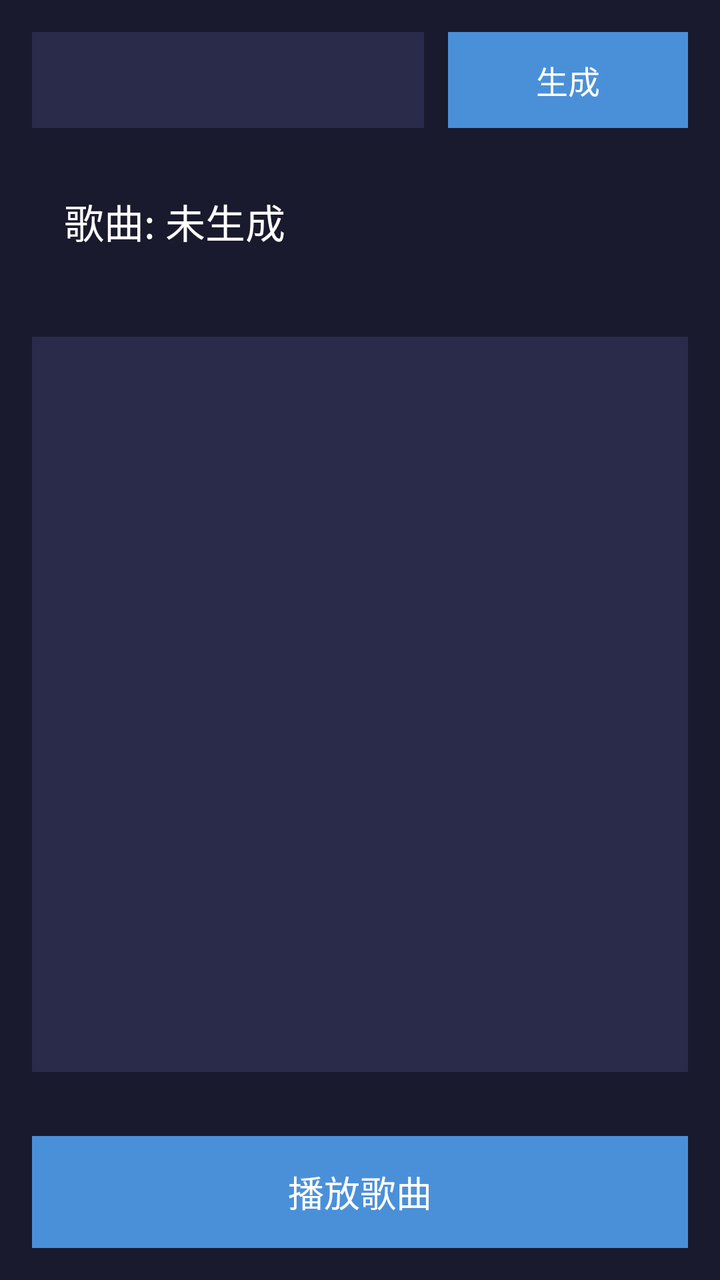
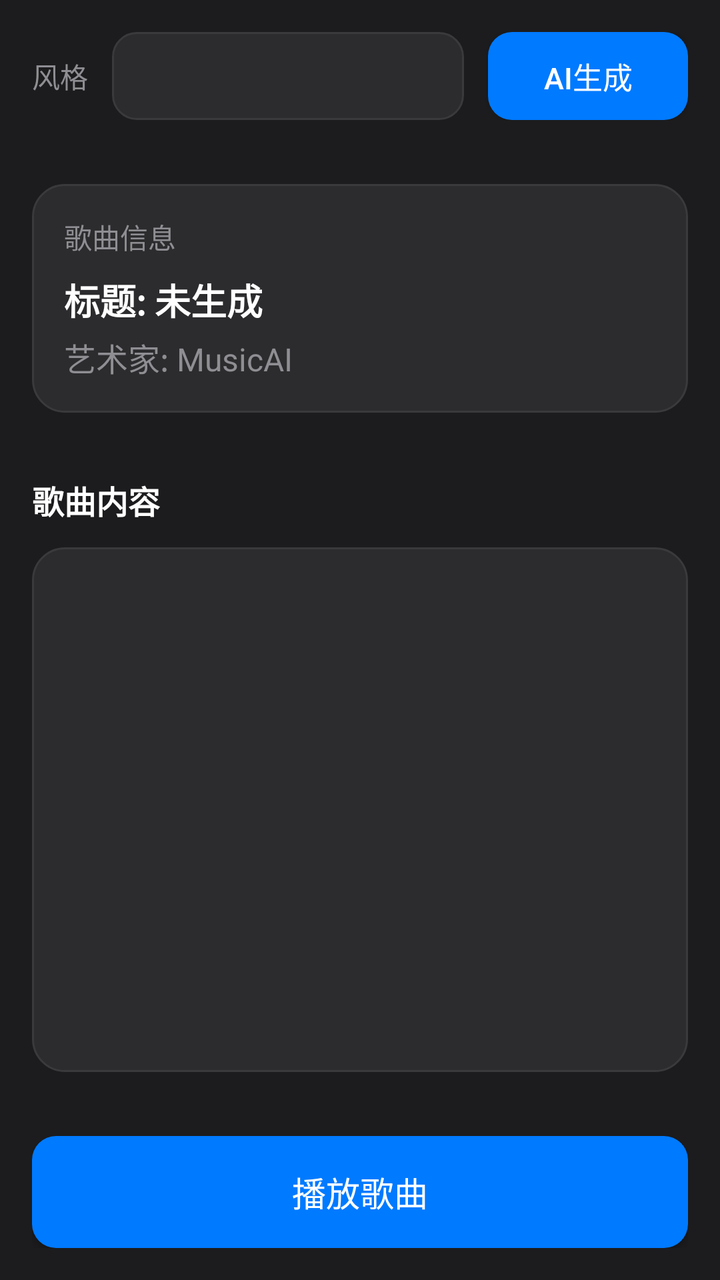

An Android layout rendered at two revisions. The XML below is the earlier revision; the diff shows what the commit changed to produce the second picture.
<!-- AndroidManifest.xml: application theme Theme.MusicAI -->
<!-- res/layout/activity_song_generator.xml -->
<?xml version="1.0" encoding="utf-8"?>
<LinearLayout xmlns:android="http://schemas.android.com/apk/res/android"
    android:layout_width="match_parent"
    android:layout_height="match_parent"
    android:orientation="vertical"
    android:background="#1a1a2e">

    <LinearLayout
        android:layout_width="match_parent"
        android:layout_height="wrap_content"
        android:orientation="horizontal"
        android:padding="16dp">

        <Spinner
            android:id="@+id/sp_style"
            android:layout_width="0dp"
            android:layout_height="48dp"
            android:layout_weight="1"
            android:background="#2a2a4a"
            android:textColor="#ffffff"/>

        <Button
            android:id="@+id/btn_generate"
            android:layout_width="120dp"
            android:layout_height="48dp"
            android:text="生成"
            android:textSize="16sp"
            android:textColor="#ffffff"
            android:background="#4a90d9"
            android:layout_marginLeft="12dp"
           />

    </LinearLayout>

    <TextView
        android:id="@+id/tv_title"
        android:layout_width="match_parent"
        android:layout_height="wrap_content"
        android:text="歌曲: 未生成"
        android:textSize="20sp"
        android:textColor="#ffffff"
        android:padding="16dp"
        android:layout_marginLeft="16dp"/>

    <TextView
        android:id="@+id/tv_artist"
        android:layout_width="match_parent"
        android:layout_height="wrap_content"
        android:text=""
        android:textSize="14sp"
        android:textColor="#aaaaaa"
        android:paddingLeft="16dp"
        android:paddingRight="16dp"
        android:paddingBottom="8dp"/>

    <ListView
        android:id="@+id/lv_song"
        android:layout_width="match_parent"
        android:layout_height="0dp"
        android:layout_weight="1"
        android:background="#2a2a4a"
        android:divider="#3a3a5a"
        android:dividerHeight="1dp"
        android:layout_marginLeft="16dp"
        android:layout_marginRight="16dp"
        android:layout_marginBottom="16dp"/>

    <ProgressBar
        android:id="@+id/progress_bar"
        android:layout_width="48dp"
        android:layout_height="48dp"
        android:layout_gravity="center"
        android:visibility="gone"
        android:layout_marginBottom="8dp"/>

    <LinearLayout
        android:layout_width="match_parent"
        android:layout_height="wrap_content"
        android:orientation="horizontal"
        android:padding="16dp">

        <Button
            android:id="@+id/btn_play"
            android:layout_width="0dp"
            android:layout_height="56dp"
            android:layout_weight="1"
            android:text="播放歌曲"
            android:textSize="18sp"
            android:textColor="#ffffff"
            android:background="#4a90d9"
           />

    </LinearLayout>

</LinearLayout>
<!-- resources referenced by this layout -->
<resources>
  <style name="Theme.MusicAI" parent="Theme.AppCompat.DayNight.NoActionBar">
          <item name="colorPrimary">@color/colorPrimary</item>
          <item name="colorPrimaryDark">@color/colorPrimaryDark</item>
          <item name="colorAccent">@color/colorAccent</item>
          <item name="android:textColorPrimary">@color/apple_text</item>
          <item name="android:textColorSecondary">@color/apple_text_secondary</item>
          <item name="android:windowBackground">@color/apple_dark</item>
          <item name="android:statusBarColor">@color/apple_dark</item>
          <item name="android:navigationBarColor">@color/apple_dark</item>
      </style>
  <color name="colorPrimary">#007AFF</color>
  <color name="colorPrimaryDark">#1C1C1E</color>
  <color name="colorAccent">#34C759</color>
  <color name="apple_text">#FFFFFF</color>
  <color name="apple_text_secondary">#8E8E93</color>
  <color name="apple_dark">#1C1C1E</color>
</resources>

<!-- the commit's change to res/layout/activity_song_generator.xml (unified diff, before → after) -->
@@ -3,75 +3,107 @@
     android:layout_width="match_parent"
     android:layout_height="match_parent"
     android:orientation="vertical"
-    android:background="#1a1a2e">
+    android:background="@color/apple_dark">
 
     <LinearLayout
         android:layout_width="match_parent"
         android:layout_height="wrap_content"
         android:orientation="horizontal"
-        android:padding="16dp">
+        android:padding="16dp"
+        android:gravity="center_vertical">
+
+        <TextView
+            android:layout_width="wrap_content"
+            android:layout_height="wrap_content"
+            android:text="风格"
+            android:textSize="14sp"
+            android:textColor="@color/apple_text_secondary"
+            android:layout_marginRight="12dp"/>
 
         <Spinner
             android:id="@+id/sp_style"
             android:layout_width="0dp"
-            android:layout_height="48dp"
+            android:layout_height="44dp"
             android:layout_weight="1"
-            android:background="#2a2a4a"
-            android:textColor="#ffffff"/>
+            android:background="@drawable/apple_edittext_bg"
+            android:paddingHorizontal="12dp"/>
 
         <Button
             android:id="@+id/btn_generate"
-            android:layout_width="120dp"
-            android:layout_height="48dp"
-            android:text="生成"
-            android:textSize="16sp"
-            android:textColor="#ffffff"
-            android:background="#4a90d9"
+            android:layout_width="100dp"
+            android:layout_height="44dp"
+            android:text="AI生成"
+            android:textSize="15sp"
+            android:textColor="@color/apple_text"
+            android:background="@drawable/apple_button_primary_bg"
             android:layout_marginLeft="12dp"
-           />
+            android:cornerRadius="10dp"/>
 
     </LinearLayout>
 
-    <TextView
-        android:id="@+id/tv_title"
+    <LinearLayout
         android:layout_width="match_parent"
         android:layout_height="wrap_content"
-        android:text="歌曲: 未生成"
-        android:textSize="20sp"
-        android:textColor="#ffffff"
+        android:orientation="vertical"
+        android:background="@drawable/apple_card_bg"
         android:padding="16dp"
-        android:layout_marginLeft="16dp"/>
+        android:layout_margin="16dp">
 
-    <TextView
-        android:id="@+id/tv_artist"
-        android:layout_width="match_parent"
-        android:layout_height="wrap_content"
-        android:text=""
-        android:textSize="14sp"
-        android:textColor="#aaaaaa"
-        android:paddingLeft="16dp"
-        android:paddingRight="16dp"
-        android:paddingBottom="8dp"/>
+        <TextView
+            android:layout_width="match_parent"
+            android:layout_height="wrap_content"
+            android:text="歌曲信息"
+            android:textSize="14sp"
+            android:textColor="@color/apple_text_secondary"
+            android:layout_marginBottom="8dp"/>
 
-    <ListView
-        android:id="@+id/lv_song"
+        <TextView
+            android:id="@+id/tv_title"
+            android:layout_width="match_parent"
+            android:layout_height="wrap_content"
+            android:text="标题: 未生成"
+            android:textSize="18sp"
+            android:textColor="@color/apple_text"
+            android:textStyle="bold"/>
+
+        <TextView
+            android:id="@+id/tv_artist"
+            android:layout_width="match_parent"
+            android:layout_height="wrap_content"
+            android:text="艺术家: MusicAI"
+            android:textSize="16sp"
+            android:textColor="@color/apple_text_secondary"
+            android:layout_marginTop="4dp"/>
+
+    </LinearLayout>
+
+    <LinearLayout
         android:layout_width="match_parent"
         android:layout_height="0dp"
         android:layout_weight="1"
-        android:background="#2a2a4a"
-        android:divider="#3a3a5a"
-        android:dividerHeight="1dp"
-        android:layout_marginLeft="16dp"
-        android:layout_marginRight="16dp"
-        android:layout_marginBottom="16dp"/>
+        android:orientation="vertical"
+        android:padding="16dp"
+        android:paddingTop="0dp">
 
-    <ProgressBar
-        android:id="@+id/progress_bar"
-        android:layout_width="48dp"
-        android:layout_height="48dp"
-        android:layout_gravity="center"
-        android:visibility="gone"
-        android:layout_marginBottom="8dp"/>
+        <TextView
+            android:layout_width="match_parent"
+            android:layout_height="wrap_content"
+            android:text="歌曲内容"
+            android:textSize="16sp"
+            android:textColor="@color/apple_text"
+            android:textStyle="bold"
+            android:layout_marginBottom="12dp"/>
+
+        <ListView
+            android:id="@+id/lv_song"
+            android:layout_width="match_parent"
+            android:layout_height="0dp"
+            android:layout_weight="1"
+            android:background="@drawable/apple_card_bg"
+            android:divider="@color/apple_mid_gray"
+            android:dividerHeight="1dp"/>
+
+    </LinearLayout>
 
     <LinearLayout
         android:layout_width="match_parent"
@@ -81,15 +113,22 @@
 
         <Button
             android:id="@+id/btn_play"
-            android:layout_width="0dp"
+            android:layout_width="match_parent"
             android:layout_height="56dp"
-            android:layout_weight="1"
             android:text="播放歌曲"
-            android:textSize="18sp"
-            android:textColor="#ffffff"
-            android:background="#4a90d9"
-           />
+            android:textSize="17sp"
+            android:textColor="@color/apple_text"
+            android:background="@drawable/apple_button_primary_bg"
+            android:cornerRadius="12dp"/>
 
     </LinearLayout>
 
+    <ProgressBar
+        android:id="@+id/progress_bar"
+        android:layout_width="wrap_content"
+        android:layout_height="wrap_content"
+        android:layout_gravity="center"
+        android:visibility="gone"
+        android:layout_marginBottom="16dp"/>
+
 </LinearLayout>
<!-- resource entries referenced after the edit -->
@@ -10,11 +10,56 @@
           <item name="android:statusBarColor">@color/apple_dark</item>
           <item name="android:navigationBarColor">@color/apple_dark</item>
       </style>
+  <color name="apple_accent_active">#0066CC</color>
+  <color name="apple_accent">#007AFF</color>
+  <color name="apple_dark_gray">#2C2C2E</color>
   <color name="colorPrimary">#007AFF</color>
   <color name="colorPrimaryDark">#1C1C1E</color>
   <color name="colorAccent">#34C759</color>
   <color name="apple_text">#FFFFFF</color>
   <color name="apple_text_secondary">#8E8E93</color>
+  <!-- drawable apple_button_primary_bg (drawable) -->
+  <?xml version="1.0" encoding="utf-8"?>
+  <selector xmlns:android="http://schemas.android.com/apk/res/android">
+      <item android:state_pressed="true">
+          <shape android:shape="rectangle">
+              <solid android:color="@color/apple_accent_active" />
+              <corners android:radius="12dp" />
+          </shape>
+      </item>
+      <item>
+          <shape android:shape="rectangle">
+              <solid android:color="@color/apple_accent" />
+              <corners android:radius="12dp" />
+          </shape>
+      </item>
+  </selector>
+  <!-- drawable apple_card_bg (drawable) -->
+  <?xml version="1.0" encoding="utf-8"?>
+  <shape xmlns:android="http://schemas.android.com/apk/res/android" android:shape="rectangle">
+      <solid android:color="@color/apple_dark_gray" />
+      <corners android:radius="16dp" />
+      <stroke android:width="1dp" android:color="@color/apple_mid_gray" />
+  </shape>
+  <!-- drawable apple_edittext_bg (drawable) -->
+  <?xml version="1.0" encoding="utf-8"?>
+  <selector xmlns:android="http://schemas.android.com/apk/res/android">
+      <item android:state_focused="true">
+          <shape android:shape="rectangle">
+              <solid android:color="@color/apple_dark_gray" />
+              <corners android:radius="12dp" />
+              <stroke android:width="2dp" android:color="@color/apple_accent" />
+          </shape>
+      </item>
+      <item>
+          <shape android:shape="rectangle">
+              <solid android:color="@color/apple_dark_gray" />
+              <corners android:radius="12dp" />
+              <stroke android:width="1dp" android:color="@color/apple_mid_gray" />
+          </shape>
+      </item>
+  </selector>
   <color name="apple_dark">#1C1C1E</color>
+  <color name="apple_mid_gray">#3A3A3C</color>
 </resources>
 
